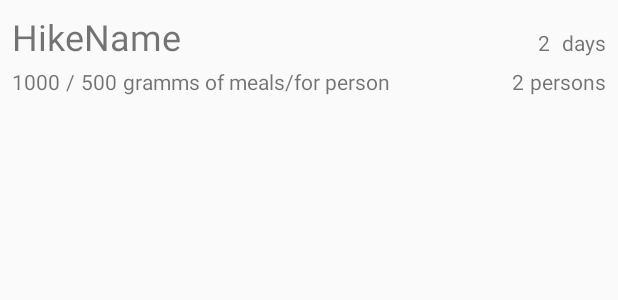
After one commit to seysen/HikingMealsForAndroid, an Android app: the layout hike_item.xml on its own in the app's theme, with its tools: preview values and no code run, on a phone screen of 412 x 824 dp. The commit adds this screen. Shown: the top 300 px of the screen. Run offline under Robolectric (Android 15) with nearby library versions, the phone set to English and light mode, and no system bars.

Commit message:
Fixed issue with replacing 1st item of meals after meal editing Add HikeAdapter.java and hike_item.xml Add implementation of Hike class in Hike fragment Small code refactoring

```diff
--- a/app/src/main/java/com/seysen/hikingmealsforandroid/MealDetailActivity.java
+++ b/app/src/main/java/com/seysen/hikingmealsforandroid/MealDetailActivity.java
@@ -25,7 +25,7 @@ import java.util.Objects;
 
 public class MealDetailActivity extends AppCompatActivity implements Datable {
     private static final String TAG = "meal_detail";
-    public static final String ID_KEY = "product_id";
+    public static final String ID_KEY = "meal_id";
     private static final int RESULT_OK = 0;
     private static final int RESULT_CANCELED = 1;
     public static final int REQUEST_CREATE_TYPE=1;
--- a/app/src/main/java/com/seysen/hikingmealsforandroid/fragments/MealsFragment.java
+++ b/app/src/main/java/com/seysen/hikingmealsforandroid/fragments/MealsFragment.java
@@ -61,9 +61,7 @@ public class MealsFragment extends Fragment implements Datable {
                 Intent intent = new Intent(v.getContext(), MealDetailActivity.class);
                 intent.putExtra(ID_KEY, position);
                 intent.putExtra(MEALNAME, mMeals.get(position));
-                Log.d(TAG, String.valueOf(intent));
-                Log.d(TAG, String.valueOf(intent.getIntExtra(ID_KEY,0)));
-                Log.d(TAG, String.valueOf(intent.getExtras()));
+                Log.d(TAG, "Extras = " + String.valueOf(intent.getExtras()));
                 startActivityForResult(intent, REQUEST_EDIT_TYPE);
             }
 
@@ -93,7 +91,6 @@ public class MealsFragment extends Fragment implements Datable {
             if(resultCode==RESULT_OK){
                 Log.d(TAG, "Result OK");
                 int position = data.getIntExtra(ID_KEY,0);
-                Log.d(TAG, "Position = " + position);
                 Meal meal = data.getParcelableExtra(MEALNAME);
                 mMeals.set(position,meal);
             }
--- /dev/null
+++ b/app/src/main/res/layout/hike_item.xml
@@ -0,0 +1,93 @@
+<?xml version="1.0" encoding="utf-8"?>
+<android.support.constraint.ConstraintLayout xmlns:android="http://schemas.android.com/apk/res/android"
+    xmlns:app="http://schemas.android.com/apk/res-auto"
+    xmlns:tools="http://schemas.android.com/tools"
+    android:layout_width="match_parent"
+    android:layout_height="wrap_content"
+    android:padding="4dp">
+
+    <TextView
+        android:id="@+id/hike_name"
+        android:layout_width="wrap_content"
+        android:layout_height="wrap_content"
+        android:layout_marginStart="4dp"
+        android:layout_marginTop="4dp"
+        android:text="HikeName"
+        android:textSize="24sp"
+        app:layout_constraintStart_toStartOf="parent"
+        app:layout_constraintTop_toTopOf="parent" />
+
+    <TextView
+        android:id="@+id/hike_duaration"
+        android:layout_width="wrap_content"
+        android:layout_height="wrap_content"
+        android:layout_marginEnd="4dp"
+        android:padding="4dp"
+        android:text="2"
+        app:layout_constraintBaseline_toBaselineOf="@+id/hike_name"
+        app:layout_constraintEnd_toStartOf="@+id/textView11" />
+
+    <TextView
+        android:id="@+id/textView11"
+        android:layout_width="wrap_content"
+        android:layout_height="wrap_content"
+        android:layout_marginEnd="4dp"
+        android:text="days"
+        app:layout_constraintBaseline_toBaselineOf="@+id/hike_duaration"
+        app:layout_constraintEnd_toEndOf="parent" />
+
+    <TextView
+        android:id="@+id/hike_weight"
+        android:layout_width="wrap_content"
+        android:layout_height="wrap_content"
+        android:layout_marginStart="4dp"
+        android:layout_marginTop="4dp"
+        android:text="1000"
+        app:layout_constraintStart_toStartOf="parent"
+        app:layout_constraintTop_toBottomOf="@+id/hike_name" />
+
+    <TextView
+        android:id="@+id/textView13"
+        android:layout_width="wrap_content"
+        android:layout_height="wrap_content"
+        android:layout_marginStart="4dp"
+        android:text="gramms of meals/for person"
+        app:layout_constraintBaseline_toBaselineOf="@+id/hike_weight"
+        app:layout_constraintStart_toEndOf="@id/person_weight" />
+
+    <TextView
+        android:id="@+id/textView14"
+        android:layout_width="wrap_content"
+        android:layout_height="wrap_content"
+        android:layout_marginStart="4dp"
+        android:text="/"
+        app:layout_constraintBaseline_toBaselineOf="@+id/hike_weight"
+        app:layout_constraintStart_toEndOf="@+id/hike_weight" />
+
+    <TextView
+        android:id="@+id/person_weight"
+        android:layout_width="wrap_content"
+        android:layout_height="wrap_content"
+        android:layout_marginStart="4dp"
+        android:text="500"
+        app:layout_constraintBaseline_toBaselineOf="@+id/hike_weight"
+        app:layout_constraintStart_toEndOf="@+id/textView14" />
+
+    <TextView
+        android:id="@+id/hike_quantity"
+        android:layout_width="wrap_content"
+        android:layout_height="wrap_content"
+        android:layout_marginEnd="4dp"
+        android:text="2"
+        app:layout_constraintBaseline_toBaselineOf="@+id/textView13"
+        app:layout_constraintEnd_toStartOf="@+id/textView17" />
+
+    <TextView
+        android:id="@+id/textView17"
+        android:layout_width="wrap_content"
+        android:layout_height="wrap_content"
+        android:layout_marginEnd="4dp"
+        android:text="persons"
+        app:layout_constraintBaseline_toBaselineOf="@+id/hike_quantity"
+        app:layout_constraintEnd_toEndOf="parent" />
+</android.support.constraint.ConstraintLayout>
```
Also changed, not shown: app/src/main/java/com/seysen/hikingmealsforandroid/core/Hike.java (+12 -7 lines), app/src/main/java/com/seysen/hikingmealsforandroid/fragments/HikesFragment.java (+41 -1 lines), app/src/main/java/com/seysen/hikingmealsforandroid/helper/HikeAdapter.java (added, +93 -0 lines).
